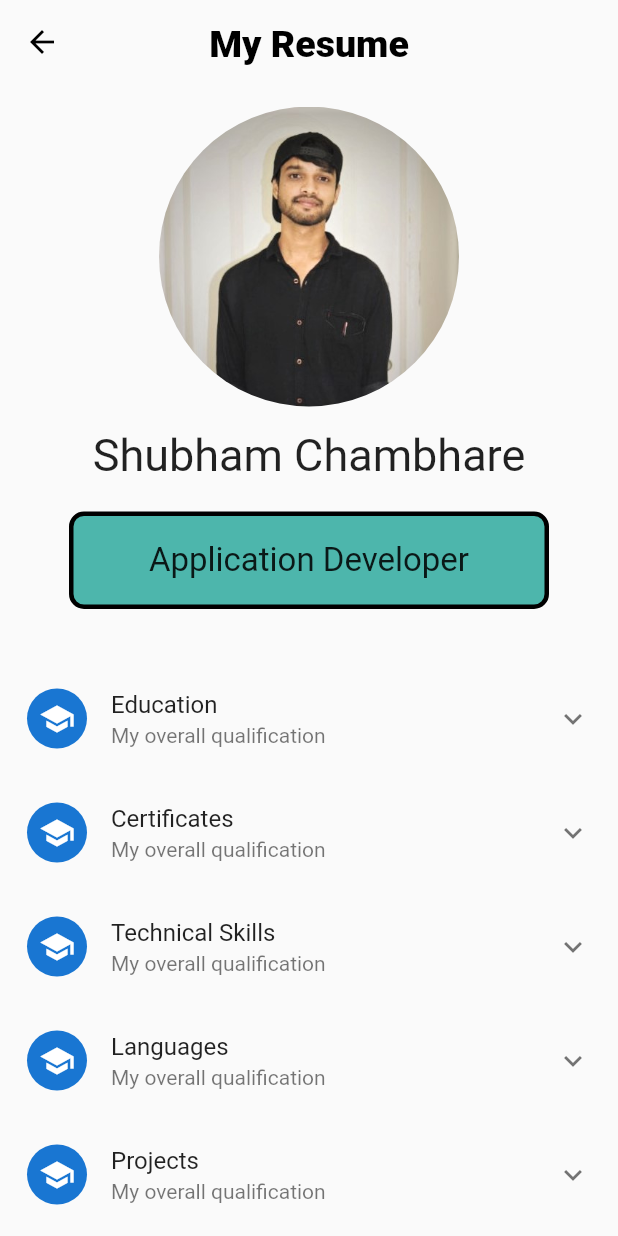
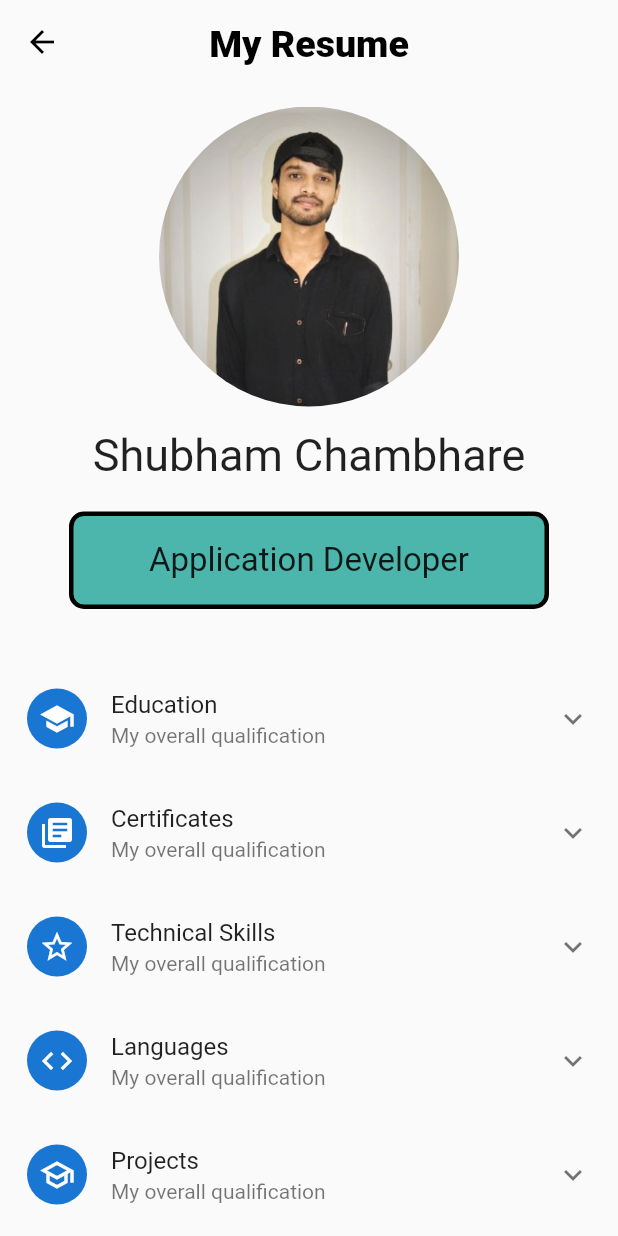
Before and after one commit to Shubham654/MyPortfolioApp, a Flutter app: the Portfolio screen opened directly, on a phone screen of 412 x 824 dp. Run offline on Flutter 3.47's test engine with Material 2 defaults, Android fonts, the phone set to English and light mode, and no system bars; drawn by our look-alikes of expansion_tile_card; our stand-ins replace font_awesome_flutter; missing offline and left inert: dart:ffi.

Commit message:
icons in resume

```diff
--- a/my_portfolio/lib/MyResume.dart
+++ b/my_portfolio/lib/MyResume.dart
@@ -107,7 +107,7 @@ class _PortfolioState extends State<Portfolio> {
             ),
             ExpansionTileCard(
               key: cardB,
-              leading: CircleAvatar(child: Icon(Icons.school)),
+              leading: CircleAvatar(child: Icon(Icons.my_library_books)),
               title: Text('Certificates'),
               subtitle: Text('My overall qualification'),
               children: <Widget>[
@@ -128,7 +128,7 @@ class _PortfolioState extends State<Portfolio> {
             ),
             ExpansionTileCard(
               key: cardC,
-              leading: CircleAvatar(child: Icon(Icons.school)),
+              leading: CircleAvatar(child: Icon(Icons.star_outline_outlined)),
               title: Text('Technical Skills'),
               subtitle: Text('My overall qualification'),
               children: <Widget>[
@@ -149,7 +149,7 @@ class _PortfolioState extends State<Portfolio> {
             ),
             ExpansionTileCard(
               key: cardD,
-              leading: CircleAvatar(child: Icon(Icons.school)),
+              leading: CircleAvatar(child: Icon(Icons.code_sharp)),
               title: Text('Languages'),
               subtitle: Text('My overall qualification'),
               children: <Widget>[
@@ -170,7 +170,7 @@ class _PortfolioState extends State<Portfolio> {
             ),
             ExpansionTileCard(
               key: cardE,
-              leading: CircleAvatar(child: Icon(Icons.school)),
+              leading: CircleAvatar(child: Icon(Icons.school_outlined)),
               title: Text('Projects'),
               subtitle: Text('My overall qualification'),
               children: <Widget>[
```
